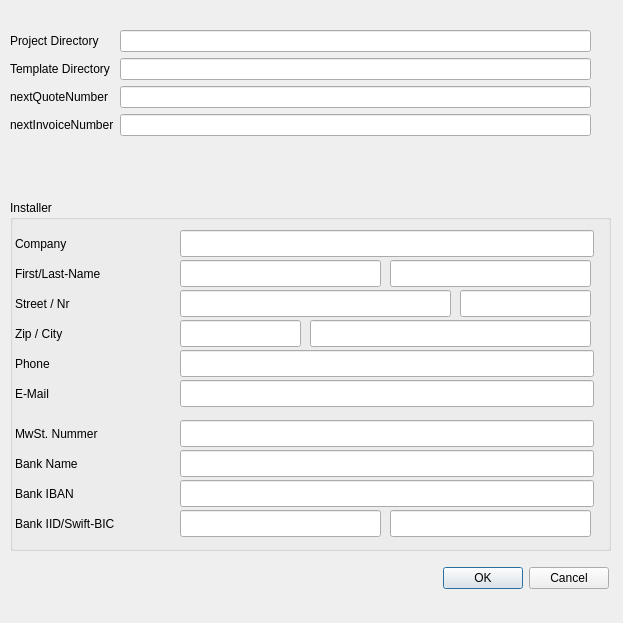
Above: Ui/Preferences.ui from GnuSolar/GnuSolar before the change. Below: the same form after it.
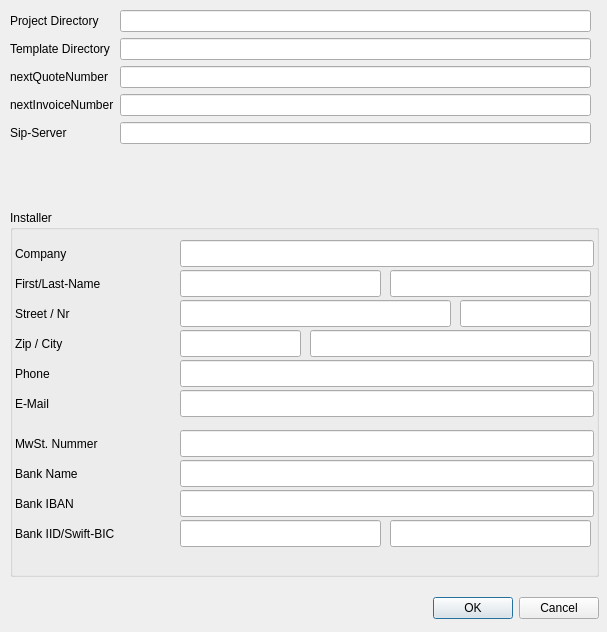
That is the form after the change.

Commit message: Preferences: Add field SIP-Server

The edit to the form file:
```diff
--- a/Ui/Preferences.ui
+++ b/Ui/Preferences.ui
@@ -6,8 +6,8 @@
    <rect>
     <x>0</x>
     <y>0</y>
-    <width>623</width>
-    <height>623</height>
+    <width>607</width>
+    <height>632</height>
    </rect>
   </property>
   <property name="windowTitle">
@@ -20,9 +20,9 @@
    <property name="geometry">
     <rect>
      <x>10</x>
-     <y>30</y>
+     <y>10</y>
      <width>581</width>
-     <height>161</height>
+     <height>181</height>
     </rect>
    </property>
    <layout class="QFormLayout" name="formLayout">
@@ -39,9 +39,6 @@
     <item row="1" column="1">
      <widget class="QLineEdit" name="projectRoot"/>
     </item>
-    <item row="5" column="1">
-     <widget class="QWidget" name="projectDirectoryWidget" native="true"/>
-    </item>
     <item row="2" column="0">
      <widget class="QLabel" name="projectDirectoryLabel_2">
       <property name="text">
@@ -59,6 +56,9 @@
       </property>
      </widget>
     </item>
+    <item row="3" column="1">
+     <widget class="QLineEdit" name="nextQuoteNumber"/>
+    </item>
     <item row="4" column="0">
      <widget class="QLabel" name="projectDirectoryLabel_4">
       <property name="text">
@@ -66,19 +66,29 @@
       </property>
      </widget>
     </item>
-    <item row="3" column="1">
-     <widget class="QLineEdit" name="nextQuoteNumber"/>
-    </item>
     <item row="4" column="1">
      <widget class="QLineEdit" name="nextInvoiceNumber"/>
     </item>
+    <item row="6" column="1">
+     <widget class="QWidget" name="projectDirectoryWidget" native="true"/>
+    </item>
+    <item row="5" column="1">
+     <widget class="QLineEdit" name="sipServer"/>
+    </item>
+    <item row="5" column="0">
+     <widget class="QLabel" name="projectDirectoryLabel_7">
+      <property name="text">
+       <string>Sip-Server</string>
+      </property>
+     </widget>
+    </item>
    </layout>
   </widget>
   <widget class="QDialogButtonBox" name="buttonBox">
    <property name="geometry">
     <rect>
-     <x>60</x>
-     <y>560</y>
+     <x>50</x>
+     <y>590</y>
      <width>549</width>
      <height>36</height>
     </rect>
@@ -94,9 +104,9 @@
    <property name="geometry">
     <rect>
      <x>10</x>
-     <y>200</y>
-     <width>601</width>
-     <height>351</height>
+     <y>210</y>
+     <width>589</width>
+     <height>367</height>
     </rect>
    </property>
    <property name="title">
```
The commit also changes 2 other files.
